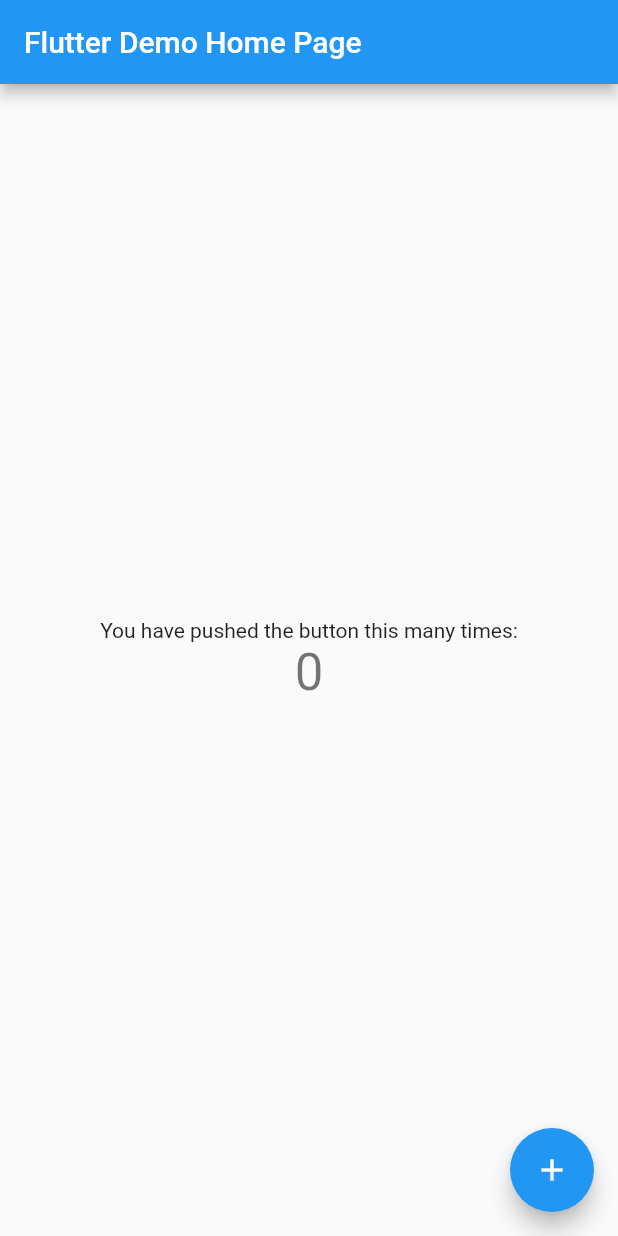
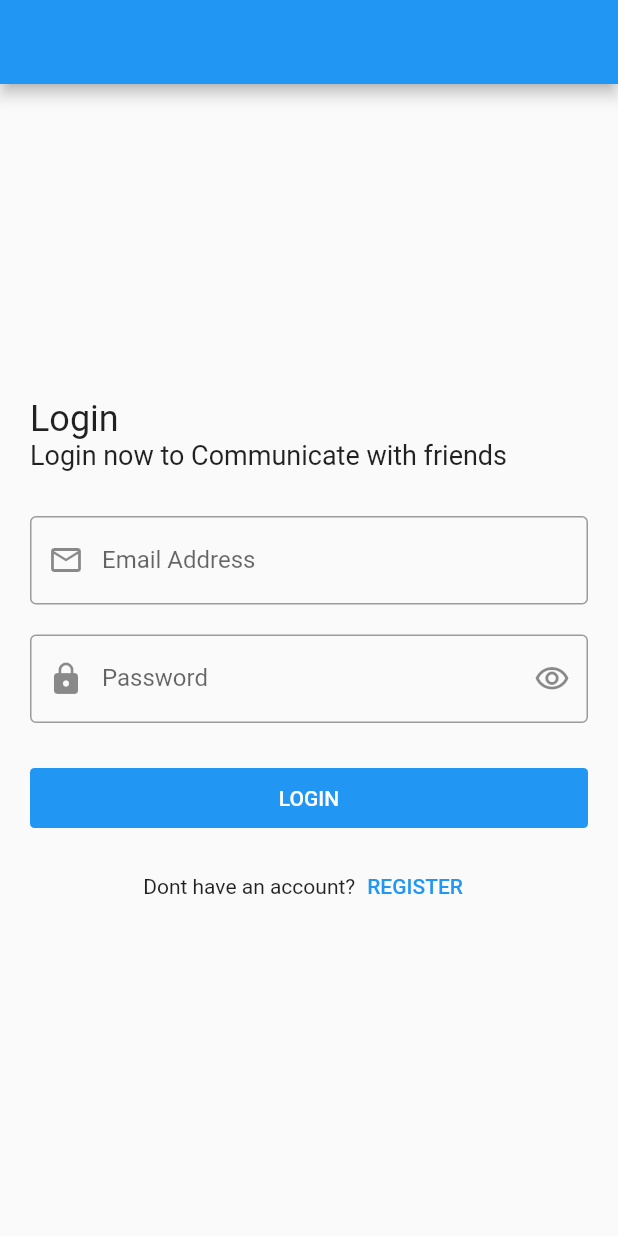
Before and after one commit to MalakEsmail/SocialApp, a Flutter app: the screen it shows after launch, on a phone screen of 412 x 824 dp. Run offline on Flutter 3.47's test engine with Material 2 defaults, Android fonts, the phone set to English and light mode, and no system bars; our stand-ins replace conditional_builder, flutter_bloc, fluttertoast.

Commit message:
add login and register screens and cubit

```diff
--- /dev/null
+++ b/lib/component.dart
@@ -0,0 +1,123 @@
+import 'package:flutter/material.dart';
+import 'package:fluttertoast/fluttertoast.dart';
+
+Widget defaultFormField({
+  @required TextEditingController controller,
+  @required TextInputType type,
+  Function onSubmit,
+  Function onChange,
+  Function onTap,
+  bool isPassword = false,
+  @required Function validate,
+  @required String label,
+  @required IconData prefix,
+  IconData suffix,
+  Function suffixPressed,
+  bool isClickable = true,
+}) =>
+    TextFormField(
+      controller: controller,
+      keyboardType: type,
+      obscureText: isPassword,
+      enabled: isClickable,
+      onFieldSubmitted: onSubmit,
+      onChanged: onChange,
+      onTap: onTap,
+      validator: validate,
+      decoration: InputDecoration(
+        labelText: label,
+        prefixIcon: Icon(
+          prefix,
+        ),
+        suffixIcon: suffix != null
+            ? IconButton(
+                onPressed: suffixPressed,
+                icon: Icon(
+                  suffix,
+                ),
+              )
+            : null,
+        border: OutlineInputBorder(),
+      ),
+    );
+Widget defaultButton({
+  double width = double.infinity,
+  Color background = Colors.blue,
+  bool isUpperCase = true,
+  double radius = 3.0,
+  @required Function function,
+  @required String text,
+}) =>
+    Container(
+      width: width,
+      height: 40.0,
+      child: MaterialButton(
+        onPressed: function,
+        child: Text(
+          isUpperCase ? text.toUpperCase() : text,
+          style: TextStyle(
+            color: Colors.white,
+          ),
+        ),
+      ),
+      decoration: BoxDecoration(
+        borderRadius: BorderRadius.circular(
+          radius,
+        ),
+        color: background,
+      ),
+    );
+Widget defaultTextButton({
+  @required Function function,
+  @required String text,
+}) =>
+    TextButton(
+      onPressed: function,
+      child: Text(
+        text.toUpperCase(),
+      ),
+    );
+void navigateTo(context, widget) => Navigator.push(
+      context,
+      MaterialPageRoute(
+        builder: (context) => widget,
+      ),
+    );
+void showToast({@required String text, @required ToastStates state}) =>
+    Fluttertoast.showToast(
+        msg: text,
+        toastLength: Toast.LENGTH_LONG,
+        gravity: ToastGravity.BOTTOM,
+        timeInSecForIosWeb: 5,
+        backgroundColor: chooseToastColor(state),
+        textColor: Colors.white,
+        fontSize: 16.0);
+
+enum ToastStates { SUCCESS, ERROR, WARNING }
+
+Color chooseToastColor(ToastStates state) {
+  Color color;
+  switch (state) {
+    case ToastStates.SUCCESS:
+      color = Colors.green;
+      break;
+    case ToastStates.ERROR:
+      color = Colors.red;
+      break;
+    case ToastStates.WARNING:
+      color = Colors.amber;
+      break;
+  }
+  return color;
+}
+
+String token = '';
+
+void signOut(context){
+/*CacheHelper.removeData(key: 'token').then((value) {
+                  if (value) {
+                    Navigator.pushReplacement(context,
+                        MaterialPageRoute(builder: (context) => LoginScreen()));
+                  }
+                });*/
+}
--- /dev/null
+++ b/lib/login_cubit/cubit.dart
@@ -0,0 +1,31 @@
+import 'package:flutter/material.dart';
+import 'package:flutter_bloc/flutter_bloc.dart';
+import 'package:socialapp/login_cubit/states.dart';
+class SocialLoginCubit extends Cubit<SocialLoginStates> {
+  SocialLoginCubit() : super(SocialLoginInitialiteState());
+
+  static SocialLoginCubit get(context) => BlocProvider.of(context);
+
+
+  void userLogin({@required String email, @required String password}) {
+   /* emit(SocialLoginLoadingState());
+    DioHelper.postData(url: LOGIN, data: {'email': email, 'password': password})
+        .then((value) {
+
+      loginModel = LoginModel.fromJson(value.data);
+      emit(SocialLoginSuccessState(loginModel));
+    }).catchError((error) {
+
+      emit(SocialLoginErrorState(error.toString()));
+    });*/
+  }
+
+  IconData suffix = Icons.visibility_outlined;
+  bool isPassword = true;
+  void changePassWordVisibilaty() {
+    isPassword = !isPassword;
+    suffix =
+        isPassword ? Icons.visibility_outlined : Icons.visibility_off_outlined;
+    emit(SocialChangePasswordVisibilityState());
+  }
+}
--- /dev/null
+++ b/lib/login_cubit/states.dart
@@ -0,0 +1,17 @@
+
+abstract class SocialLoginStates {}
+
+class SocialLoginInitialiteState extends SocialLoginStates {}
+
+class SocialLoginLoadingState extends SocialLoginStates {}
+
+class SocialLoginSuccessState extends SocialLoginStates {
+  }
+
+class SocialLoginErrorState extends SocialLoginStates {
+  final String error;
+
+  SocialLoginErrorState(this.error);
+}
+
+class SocialChangePasswordVisibilityState extends SocialLoginStates {}
--- a/lib/main.dart
+++ b/lib/main.dart
@@ -1,113 +1,19 @@
 import 'package:flutter/material.dart';
+import 'package:socialapp/screens/loginScreen.dart';
 
 void main() {
   runApp(MyApp());
 }
 
 class MyApp extends StatelessWidget {
-  // This widget is the root of your application.
   @override
   Widget build(BuildContext context) {
     return MaterialApp(
       title: 'Flutter Demo',
       theme: ThemeData(
-        // This is the theme of your application.
-        //
-        // Try running your application with "flutter run". You'll see the
-        // application has a blue toolbar. Then, without quitting the app, try
-        // changing the primarySwatch below to Colors.green and then invoke
-        // "hot reload" (press "r" in the console where you ran "flutter run",
-        // or simply save your changes to "hot reload" in a Flutter IDE).
-        // Notice that the counter didn't reset back to zero; the application
-        // is not restarted.
         primarySwatch: Colors.blue,
       ),
-      home: MyHomePage(title: 'Flutter Demo Home Page'),
+      home: LoginScreen(),
     );
   }
 }
-
-class MyHomePage extends StatefulWidget {
-  MyHomePage({Key key, this.title}) : super(key: key);
-
-  // This widget is the home page of your application. It is stateful, meaning
-  // that it has a State object (defined below) that contains fields that affect
-  // how it looks.
-
-  // This class is the configuration for the state. It holds the values (in this
-  // case the title) provided by the parent (in this case the App widget) and
-  // used by the build method of the State. Fields in a Widget subclass are
-  // always marked "final".
-
-  final String title;
-
-  @override
-  _MyHomePageState createState() => _MyHomePageState();
-}
-
-class _MyHomePageState extends State<MyHomePage> {
-  int _counter = 0;
-
-  void _incrementCounter() {
-    setState(() {
-      // This call to setState tells the Flutter framework that something has
-      // changed in this State, which causes it to rerun the build method below
-      // so that the display can reflect the updated values. If we changed
-      // _counter without calling setState(), then the build method would not be
-      // called again, and so nothing would appear to happen.
-      _counter++;
-    });
-  }
-
-  @override
-  Widget build(BuildContext context) {
-    // This method is rerun every time setState is called, for instance as done
-    // by the _incrementCounter method above.
-    //
-    // The Flutter framework has been optimized to make rerunning build methods
-    // fast, so that you can just rebuild anything that needs updating rather
-    // than having to individually change instances of widgets.
-    return Scaffold(
-      appBar: AppBar(
-        // Here we take the value from the MyHomePage object that was created by
-        // the App.build method, and use it to set our appbar title.
-        title: Text(widget.title),
-      ),
-      body: Center(
-        // Center is a layout widget. It takes a single child and positions it
-        // in the middle of the parent.
-        child: Column(
-          // Column is also a layout widget. It takes a list of children and
-          // arranges them vertically. By default, it sizes itself to fit its
-          // children horizontally, and tries to be as tall as its parent.
-          //
-          // Invoke "debug painting" (press "p" in the console, choose the
-          // "Toggle Debug Paint" action from the Flutter Inspector in Android
-          // Studio, or the "Toggle Debug Paint" command in Visual Studio Code)
-          // to see the wireframe for each widget.
-          //
-          // Column has various properties to control how it sizes itself and
-          // how it positions its children. Here we use mainAxisAlignment to
-          // center the children vertically; the main axis here is the vertical
-          // axis because Columns are vertical (the cross axis would be
-          // horizontal).
-          mainAxisAlignment: MainAxisAlignment.center,
-          children: <Widget>[
-            Text(
-              'You have pushed the button this many times:',
-            ),
-            Text(
-              '$_counter',
-              style: Theme.of(context).textTheme.headline4,
-            ),
-          ],
-        ),
-      ),
-      floatingActionButton: FloatingActionButton(
-        onPressed: _incrementCounter,
-        tooltip: 'Increment',
-        child: Icon(Icons.add),
-      ), // This trailing comma makes auto-formatting nicer for build methods.
-    );
-  }
-}
--- /dev/null
+++ b/lib/screens/loginScreen.dart
@@ -0,0 +1,120 @@
+import 'package:conditional_builder/conditional_builder.dart';
+import 'package:flutter/material.dart';
+import 'package:flutter_bloc/flutter_bloc.dart';
+import 'package:socialapp/component.dart';
+import 'package:socialapp/login_cubit/cubit.dart';
+import 'package:socialapp/login_cubit/states.dart';
+import 'package:socialapp/screens/register_screen.dart';
+
+class LoginScreen extends StatelessWidget {
+  var formKey = GlobalKey<FormState>();
+  var emailController = TextEditingController();
+  var passwordController = TextEditingController();
+
+  @override
+  Widget build(BuildContext context) {
+    return BlocProvider(
+        create: (BuildContext context) => SocialLoginCubit(),
+        child: BlocConsumer<SocialLoginCubit, SocialLoginStates>(
+            listener: (context, state) {},
+            builder: (context, state) {
+              return Scaffold(
+                appBar: AppBar(),
+                body: Center(
+                  child: SingleChildScrollView(
+                    child: Padding(
+                      padding: const EdgeInsets.all(20.0),
+                      child: Form(
+                        key: formKey,
+                        child: Column(
+                          crossAxisAlignment: CrossAxisAlignment.start,
+                          children: [
+                            Text(
+                              'Login',
+                              style: TextStyle(fontSize: 24),
+                            ),
+                            Text(
+                              'Login now to Communicate with friends',
+                              style: TextStyle(fontSize: 18),
+                            ),
+                            SizedBox(
+                              height: 30,
+                            ),
+                            defaultFormField(
+                                controller: emailController,
+                                type: TextInputType.emailAddress,
+                                validate: (String value) {
+                                  if (value.isEmpty) {
+                                    return 'please enter your email';
+                                  }
+                                },
+                                label: 'Email Address',
+                                prefix: Icons.email_outlined),
+                            SizedBox(
+                              height: 20,
+                            ),
+                            defaultFormField(
+                                controller: passwordController,
+                                type: TextInputType.visiblePassword,
+                                isPassword:
+                                    SocialLoginCubit.get(context).isPassword,
+                                suffix: SocialLoginCubit.get(context).suffix,
+                                suffixPressed: () {
+                                  SocialLoginCubit.get(context)
+                                      .changePassWordVisibilaty();
+                                },
+                                onSubmit: (val) {
+                                  if (formKey.currentState.validate()) {
+                                    SocialLoginCubit.get(context).userLogin(
+                                        email: emailController.text,
+                                        password: passwordController.text);
+                                  }
+                                },
+                                validate: (String value) {
+                                  if (value.isEmpty) {
+                                    return 'password is too short';
+                                  }
+                                },
+                                label: 'Password',
+                                prefix: Icons.lock),
+                            SizedBox(
+                              height: 30,
+                            ),
+                            ConditionalBuilder(
+                              condition: state is! SocialLoginLoadingState,
+                              builder: (context) => defaultButton(
+                                  function: () {
+                                    if (formKey.currentState.validate()) {
+                                      SocialLoginCubit.get(context).userLogin(
+                                          email: emailController.text,
+                                          password: passwordController.text);
+                                    }
+                                  },
+                                  text: 'login'),
+                              fallback: (context) =>
+                                  Center(child: CircularProgressIndicator()),
+                            ),
+                            SizedBox(
+                              height: 15,
+                            ),
+                            Row(
+                              mainAxisAlignment: MainAxisAlignment.center,
+                              children: [
+                                Text('Dont have an account?'),
+                                defaultTextButton(
+                                    function: () {
+                                      navigateTo(context, RegisterScreen());
+                                    },
+                                    text: 'register')
+                              ],
+                            )
+                          ],
+                        ),
+                      ),
+                    ),
+                  ),
+                ),
+              );
+            }));
+  }
+}
--- a/pubspec.yaml
+++ b/pubspec.yaml
@@ -28,6 +28,11 @@ dependencies:
   # The following adds the Cupertino Icons font to your application.
   # Use with the CupertinoIcons class for iOS style icons.
   cupertino_icons: ^1.0.2
+  flutter_bloc: ^7.0.0
+  dio: ^4.0.0
+  shared_preferences: ^2.0.5
+  conditional_builder: ^1.0.2
+  fluttertoast: ^8.0.6
 
 dev_dependencies:
   flutter_test:
```
Also changed, not shown: lib/register_cubit/cubit.dart (added, +35 -0 lines), lib/register_cubit/states.dart (added, +18 -0 lines), lib/screens/register_screen.dart (added, +147 -0 lines), pubspec.lock, 3 other files.
